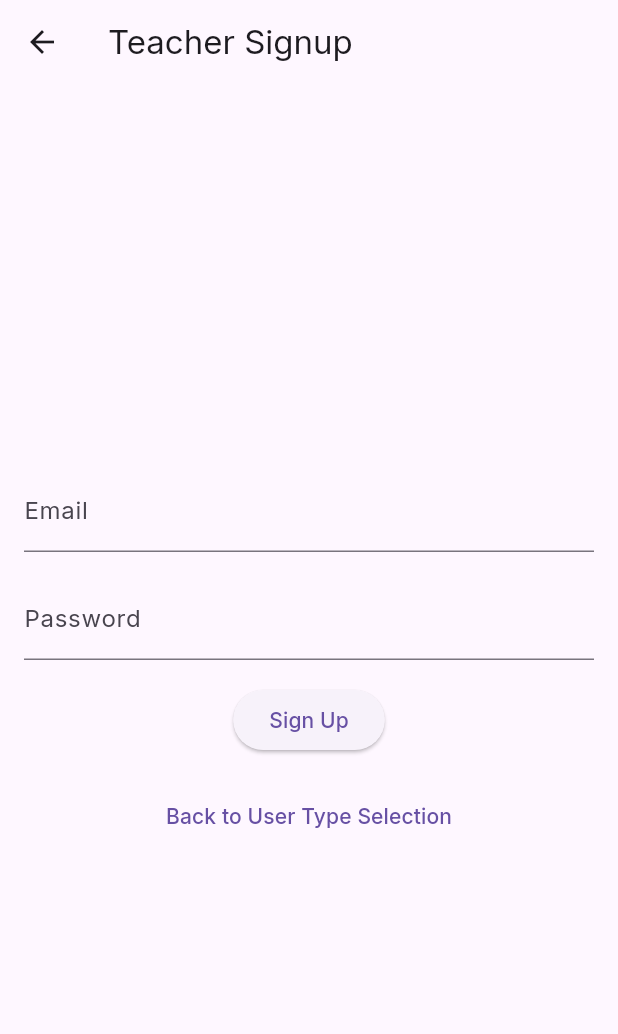
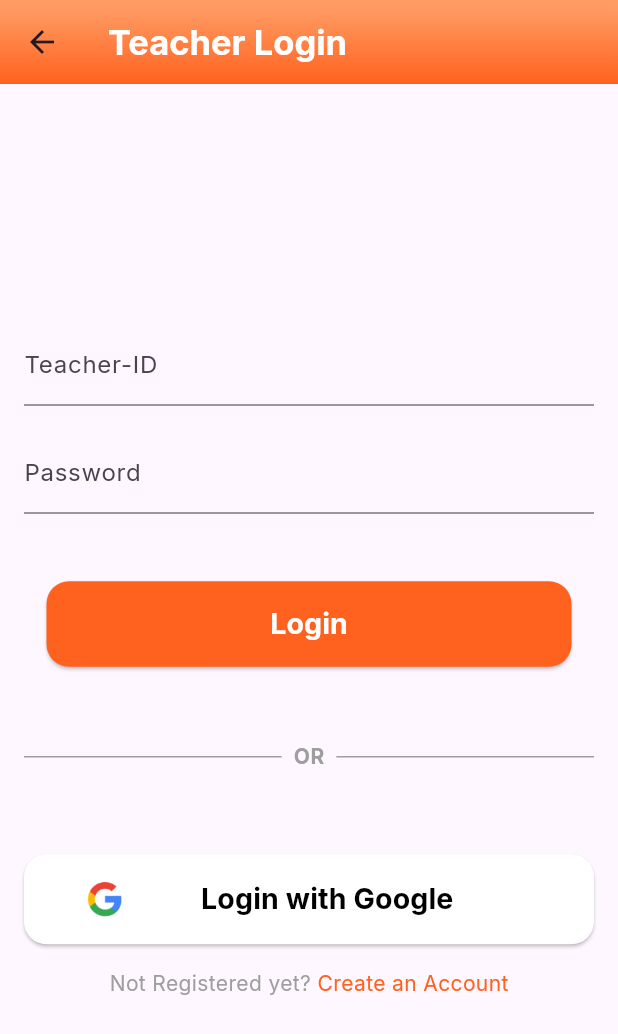
Before and after one commit to SauravHaldar04/Tech-a-thon-Cyber-Neekz, a Flutter app: the UserTypeSelectionPage screen opened directly, after a tap on "I am a Teacher", on a phone screen of 412 x 824 dp. Shown: the top 1034 px of the screen. Run offline on Flutter 3.47's test engine with Material 3 defaults, Android fonts, the phone set to English and light mode, and no system bars.

Commit message:
Login Signup final

```diff
--- a/lib/main.dart
+++ b/lib/main.dart
@@ -3,6 +3,7 @@
 import 'package:techathon/screens/student_signup_2.dart';
 import 'package:techathon/screens/teacher_signup.dart';
 import 'package:techathon/screens/user_type_selection.dart';
+import 'package:techathon/screens/teacher_signup_page2.dart';
 
 void main() {
   runApp(const MyApp());
@@ -20,7 +21,7 @@
         fontFamily: 'Inter',
         primarySwatch: Colors.blue,
       ),
-      home: const StudentSignupPage2(),
+      home: const UserTypeSelectionPage(),
     );
   }
 }
--- a/lib/screens/student_signup.dart
+++ b/lib/screens/student_signup.dart
@@ -22,7 +22,7 @@ class StudentSignupPage extends StatelessWidget {
           children: [
             const TextField(
               decoration: InputDecoration(
-                labelText: 'Email',
+                labelText: 'Student-ID',
               ),
             ),
             const SizedBox(height: 16.0),
--- a/lib/screens/teacher_signup.dart
+++ b/lib/screens/teacher_signup.dart
@@ -1,13 +1,20 @@
 import 'package:flutter/material.dart';
+import 'package:techathon/global/globalvariables.dart';
+import 'package:techathon/screens/teacher_signup_page2.dart';
 
-class TeacherSignupPage extends StatelessWidget {
-  const TeacherSignupPage({super.key});
+class TeacherLoginPage extends StatelessWidget {
+  const TeacherLoginPage({super.key});
 
   @override
   Widget build(BuildContext context) {
-    return Scaffold(
+    return  Scaffold(
       appBar: AppBar(
-        title: const Text('Teacher Signup'),
+        title: const Text('Teacher Login',style: TextStyle(color: Colors.white, fontSize: 23, fontWeight: FontWeight.bold),),
+        flexibleSpace: Container(
+          decoration: const BoxDecoration(
+            gradient:GlobalVariables.primaryGradient
+          ),
+        ),
       ),
       body: Padding(
         padding: const EdgeInsets.all(16.0),
@@ -16,7 +23,7 @@ class TeacherSignupPage extends StatelessWidget {
           children: [
             const TextField(
               decoration: InputDecoration(
-                labelText: 'Email',
+                labelText: 'Teacher-ID',
               ),
             ),
             const SizedBox(height: 16.0),
@@ -26,19 +33,116 @@ class TeacherSignupPage extends StatelessWidget {
                 labelText: 'Password',
               ),
             ),
-            const SizedBox(height: 16.0),
+            const SizedBox(height: 45.0),
             ElevatedButton(
               onPressed: () {
-                // Perform teacher signup logic here
+                // Perform student login logic here
               },
-              child: const Text('Sign Up'),
+              style: ElevatedButton.styleFrom(
+                backgroundColor: const Color.fromRGBO(255, 98, 31, 1),
+                shape: RoundedRectangleBorder(
+                  borderRadius: BorderRadius.circular(15.0),
+                ),
+                minimumSize: const Size(350.0, 45.0),
+              ),
+              child: const Padding(
+                padding: EdgeInsets.all(15.0),
+                child: Text('Login',style: TextStyle(color: Colors.white,
+                fontSize: 19,
+                fontWeight: FontWeight.w700),),
+              ),
+            ),
+            const SizedBox(height: 45.0),
+            const Row(
+              children: [
+                Expanded(
+                  child: Divider(
+                    color: Colors.grey,
+                    height: 30,
+                  ),
+                ),
+                Padding(
+                  padding: EdgeInsets.symmetric(horizontal: 8.0),
+                  child: Text(
+                    'OR',
+                    style: TextStyle(
+                      color: Colors.grey,
+                      fontWeight: FontWeight.bold,
+                    ),
+                  ),
+                ),
+                Expanded(
+                  child: Divider(
+                    color: Colors.grey,
+                    height: 30,
+                  ),
+                ),
+              ],
+            ),
+            const SizedBox(height: 50.0),
+            ElevatedButton(
+              onPressed: () {
+                // Perform student login with Google logic here
+              },
+
+              style: ElevatedButton.styleFrom(
+
+                backgroundColor: Colors.white,
+                shape: RoundedRectangleBorder(
+                  borderRadius: BorderRadius.circular(15.0),
+                ),
+                minimumSize: const Size(350.0, 45.0),
+              ),
+              child:  Padding(
+                padding: EdgeInsets.all(15.0),
+                child: Row(
+
+                  children: [
+                    Container(
+                      height: 30,
+                      width: 30,
+                      decoration: const BoxDecoration(
+                        image:   DecorationImage(image: AssetImage('assets/images/Google.png'), fit: BoxFit.cover) ,
+                      )
+
+                    ),
+                    SizedBox(width: 49,),
+                     const Text(
+                      'Login with Google',
+                      style: TextStyle(
+                        color: Colors.black,
+                        fontWeight: FontWeight.w700,
+                        fontSize: 19
+                      ),
+                    ),
+                  ],
+                ),
+              ),
             ),
             const SizedBox(height: 16.0),
-            TextButton(
-              onPressed: () {
-                Navigator.pop(context);
-              },
-              child: const Text('Back to User Type Selection'),
+            Row(
+              mainAxisAlignment: MainAxisAlignment.center,
+              children: [
+                Text(
+                  'Not Registered yet? ',
+                  style: TextStyle(
+                    color: Colors.grey,
+                  ),
+                ),
+                GestureDetector(
+                  onTap: () {
+                    Navigator.push(context, MaterialPageRoute(builder: (context) => TeacherSignupPage()));
+                    // Perform navigation logic here
+                  },
+                  child: const Text(
+                    'Create an Account',
+                    style: TextStyle(
+
+                      color: const Color.fromRGBO(255, 98, 31, 1),
+                    ),
+                  ),
+                ),
+              ],
             ),
           ],
         ),
--- a/lib/screens/user_type_selection.dart
+++ b/lib/screens/user_type_selection.dart
@@ -69,7 +69,7 @@ class UserTypeSelectionPage extends StatelessWidget {
                         Navigator.push(
                           context,
                           MaterialPageRoute(
-                            builder: (context) => const TeacherSignupPage(),
+                            builder: (context) => const TeacherLoginPage(),
                           ),
                         );
                       },
```
Also changed, not shown: lib/screens/teacher_signup_page2.dart (added, +105 -0 lines).
